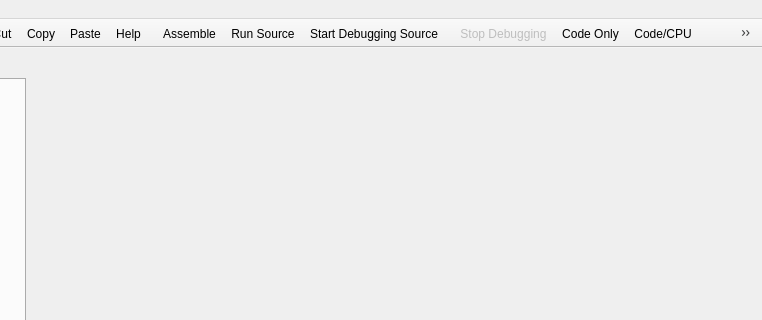
This is mainwindow.ui in WarlockD/pep8-1 as Qt 5 draws it before an edit; both pictures show x 282 to 1044 and y 0 to 320 of the 1044 by 747 pixel window. The edited form follows.
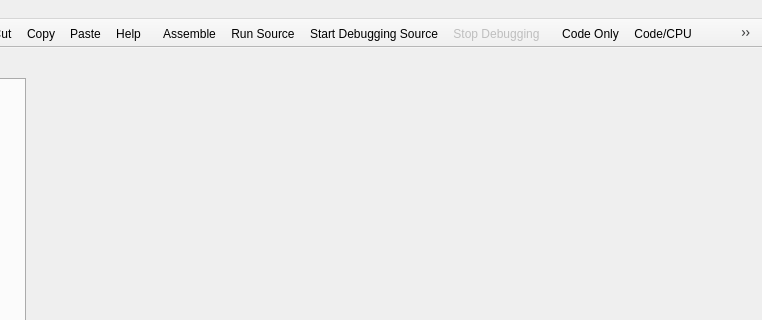
This is the edited form. Icons and pictures are not drawn.

```diff
--- a/mainwindow.ui
+++ b/mainwindow.ui
@@ -283,6 +283,7 @@
    <addaction name="actionBuild_Assemble"/>
    <addaction name="actionBuild_Run_Source"/>
    <addaction name="actionBuild_Start_Debugging_Source"/>
+   <addaction name="actionBuild_Stop_Debugging"/>
   </widget>
   <widget class="QToolBar" name="viewToolBar">
    <property name="windowTitle">
@@ -303,7 +304,6 @@
    <attribute name="toolBarBreak">
     <bool>false</bool>
    </attribute>
-   <addaction name="actionBuild_Stop_Debugging"/>
    <addaction name="actionView_Code_Only"/>
    <addaction name="actionView_Code_CPU"/>
    <addaction name="actionView_Code_CPU_Memory"/>
```
Left out of the diff: 36 changed lines with no effect on the pictures.
